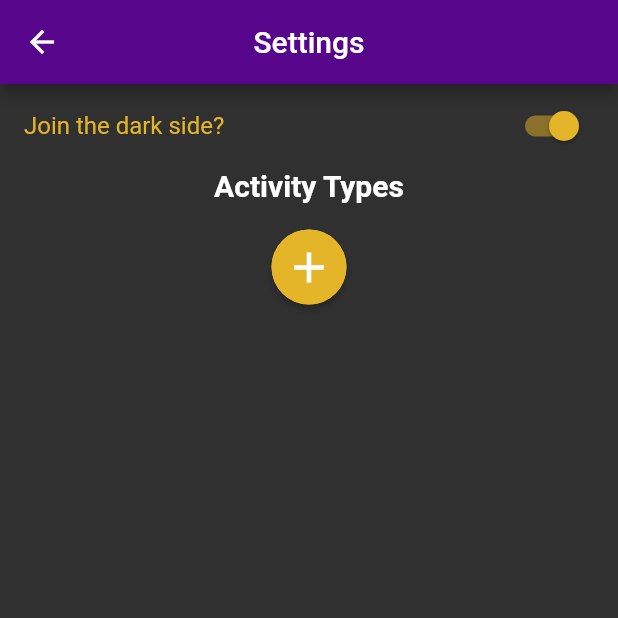
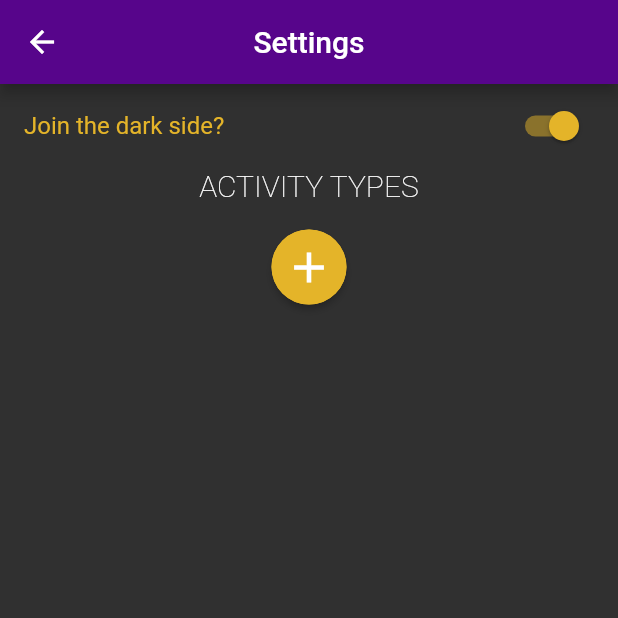
Before and after one commit to Eternali/watoplan_flut, a Flutter app: the SettingsScreen screen opened by its route, after a tap on "Join the dark side?", on a phone screen of 412 x 824 dp, the top half of it. Run offline on Flutter 3.47's test engine with Material 2 defaults, Android fonts, the phone set to English and light mode, and no system bars; our stand-ins replace convert, flutter_local_notifications, shared_preferences; missing offline and left inert: mongo_dart, sms; accounts and stored records are empty; statements that could not run were skipped.

Commit message:
working on icons

```diff
--- a/lib/data/provider.dart
+++ b/lib/data/provider.dart
@@ -3,6 +3,7 @@ import 'package:shared_preferences/shared_preferences.dart';
 
 import 'package:watoplan/intents.dart';
 import 'package:watoplan/data/models.dart';
+import 'package:watoplan/utils/load_defaults.dart';
 
 class Provider extends StatefulWidget {
 
@@ -34,6 +35,8 @@ class _ProviderState extends State<Provider> {
       .then(
         (prefs) { Intents.setTheme(widget.state, prefs.getString('theme') ?? 'light'); },
         onError: (Exception e) { Intents.setTheme(widget.state, 'light'); }
+      ).then(
+        (_) => LoadDefaults.loadIcons()
       ).then(
         (_) => Intents.loadAll(widget.state)
       ).then(
--- a/lib/screens/home_screen.dart
+++ b/lib/screens/home_screen.dart
@@ -71,6 +71,22 @@ class HomeScreenState extends State<HomeScreen> {
           ),
         ],
       ),
+      drawer: new Drawer(
+        child: new ListView(
+          children: <Widget>[
+            new Row(
+              children: <Widget>[
+                // new
+                // new AssetImage('assets/icons/logo.png'),
+
+              ],
+            ),
+            new ListTile(
+              title: new Text('test'),
+            )
+          ],
+        ),
+      ),
       // body: new AnimatedList(
       //   padding: new EdgeInsets.symmetric(horizontal: 6.0, vertical: 6.0),
       //   children: stateVal.activities.map((activity) => new ActivityCard(activity)).toList(),
--- a/lib/screens/settings_screen.dart
+++ b/lib/screens/settings_screen.dart
@@ -60,11 +60,11 @@ class SettingsScreenState extends State<SettingsScreen> {
           new Container(
             padding: EdgeInsets.only(bottom: 12.0),
             child: new Text(
-              'Activity Types',
+              'Activity Types'.toUpperCase(),
               textAlign: TextAlign.center,
               style: new TextStyle(
                 fontSize: 20.0,
-                fontWeight: FontWeight.bold,
+                fontWeight: FontWeight.w100,
               ),
             ),
           ),
@@ -73,7 +73,7 @@ class SettingsScreenState extends State<SettingsScreen> {
               children: <Widget>[
                 new ListView(
                   shrinkWrap: true,
-                  padding: EdgeInsets.symmetric(horizontal: 24.0),
+                  padding: EdgeInsets.symmetric(horizontal: 8.0),
                   children: stateVal.activityTypes.map(
                     (it) => new ActivityTypeCard(it, stateVal.activityTypes.indexOf(it))
                   ).toList(),
--- /dev/null
+++ b/lib/utils/load_defaults.dart
@@ -0,0 +1,27 @@
+import 'dart:async' show Future;
+import 'dart:convert';
+import 'dart:io';
+
+import 'package:flutter/material.dart';
+import 'package:flutter/services.dart';
+
+class LoadDefaults {
+
+  static const String codepointsFile = 'assets/defaults/codepoints';
+  static List<int> codepoints;
+  static List<IconData> icons;
+
+  static Future<void> loadIcons() async {
+    return rootBundle.loadString(codepointsFile)
+      .then((points) {
+        for (String point in points.split('\n')) {
+          int cp = int.parse(point);
+          print('cp: $cp');
+          codepoints.add(cp);
+          icons.add(new IconData(cp));
+        }
+      });
+  }
+
+
+}
--- a/lib/widgets/collapsible_body.dart
+++ b/lib/widgets/expansion_panel.dart
@@ -1,6 +1,12 @@
 import 'package:flutter/material.dart';
 
 import 'package:watoplan/localizations.dart';
+
+class DualHeaderWithHint extends StatelessWidget {
+
+ExpansionPanel
+
+}
 
 class CollapsibleBody extends StatelessWidget {
 
--- a/lib/widgets/icon_pick_button.dart
+++ b/lib/widgets/icon_pick_button.dart
@@ -1,6 +1,6 @@
 import 'package:flutter/material.dart';
 
-import 'package:watoplan/defaults.dart';
+import 'package:watoplan/utils/load_defaults.dart';
 import 'package:watoplan/widgets/icon_picker.dart';
 
 class IconPickButton extends StatefulWidget {
@@ -36,7 +36,7 @@ class IconPickButtonState extends State<IconPickButton> {
         ],
       ),
       onPressed: () {
-        IconPicker picker = new IconPicker(icons: PreloadedIcons,);
+        IconPicker picker = new IconPicker(icons: LoadDefaults.icons);
         showDialog<IconData>(context: context, child: picker)
           .then((IconData i) {
             if (i != null) {
--- a/lib/widgets/icon_picker.dart
+++ b/lib/widgets/icon_picker.dart
@@ -1,4 +1,3 @@
-import 'package:flutter/foundation.dart';
 import 'package:flutter/material.dart';
 
 class IconPicker extends StatefulWidget {
--- a/pubspec.yaml
+++ b/pubspec.yaml
@@ -38,6 +38,7 @@ flutter:
   # To add assets to your application, add an assets section, like this:
   assets:
    - assets/icons/logo.png
+   - assets/defaults/codepoints
 
   # An image asset can refer to one or more resolution-specific "variants", see
   # https://flutter.io/assets-and-images/#resolution-aware.
```
Also changed, not shown: lib/defaults.dart (+0 -10 lines), lib/widgets/activity_card.dart (+15 -4 lines), 2 other files.
